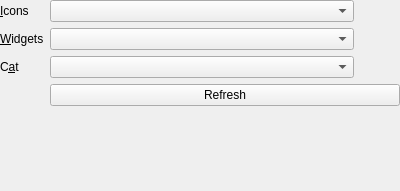
Old version of the form launcher/ui/widgets/ThemeCustomizationWidget.ui in the repository FreesmTeam/FreesmLauncher.
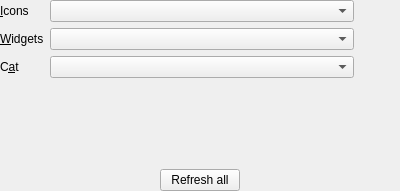
New version of the form. Icons and pictures are not drawn.

Commit message: Resized Refresh theme button

What changed in the file:
```diff
--- a/launcher/ui/widgets/ThemeCustomizationWidget.ui
+++ b/launcher/ui/widgets/ThemeCustomizationWidget.ui
@@ -13,7 +13,7 @@
   <property name="windowTitle">
    <string notr="true">Form</string>
   </property>
-  <layout class="QFormLayout" name="formLayout">
+  <layout class="QVBoxLayout" name="verticalLayout">
    <property name="sizeConstraint">
     <enum>QLayout::SetMinimumSize</enum>
    </property>
@@ -29,6 +29,8 @@
    <property name="bottomMargin">
     <number>0</number>
    </property>
+   <item>
+    <layout class="QFormLayout" name="formLayout">
    <item row="0" column="0">
     <widget class="QLabel" name="iconsLabel">
      <property name="text">
@@ -167,12 +169,44 @@
      </item>
     </layout>
    </item>
-   <item row="3" column="1">
+    </layout>
+   </item>
+   <item>
+    <layout class="QHBoxLayout" name="refreshLayout">
+     <item>
+      <spacer name="horizontalSpacer">
+       <property name="orientation">
+        <enum>Qt::Horizontal</enum>
+       </property>
+       <property name="sizeHint" stdset="0">
+        <size>
+         <width>40</width>
+         <height>20</height>
+        </size>
+       </property>
+      </spacer>
+     </item>
+     <item>
     <widget class="QPushButton" name="refreshButton">
      <property name="text">
-      <string>Refresh</string>
-     </property>
-    </widget>
+        <string>Refresh all</string>
+       </property>
+      </widget>
+     </item>
+     <item>
+      <spacer name="horizontalSpacer_2">
+       <property name="orientation">
+        <enum>Qt::Horizontal</enum>
+       </property>
+       <property name="sizeHint" stdset="0">
+        <size>
+         <width>40</width>
+         <height>20</height>
+        </size>
+       </property>
+      </spacer>
+     </item>
+    </layout>
    </item>
   </layout>
  </widget>
```
Left out of the diff: 9 changed lines with no effect on the pictures. Lines whose indentation alone changed are shown as unchanged.
